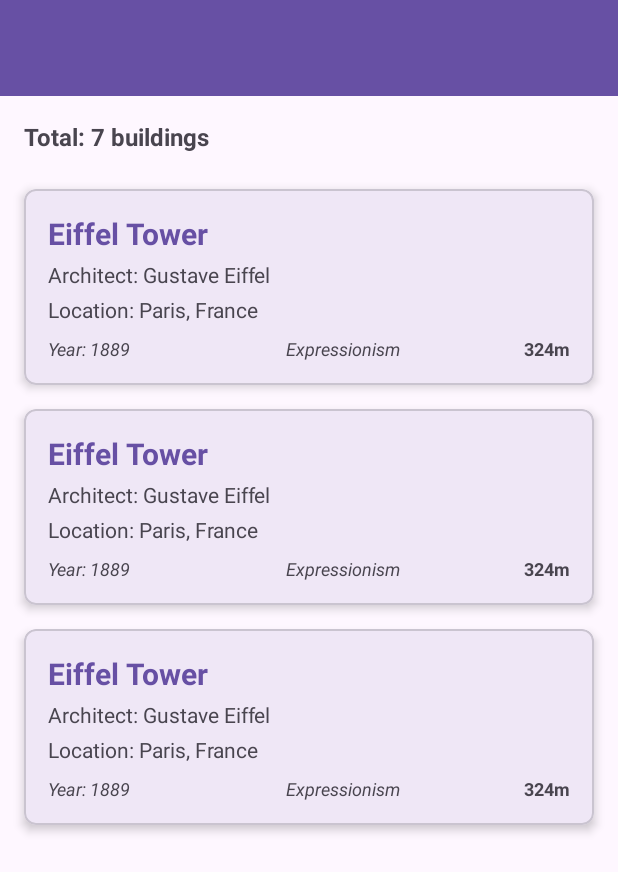
After one commit to duc2292003-ops/8066819Assignment2, an Android app: the layout activity_dashboard.xml on its own in the app's theme, with its tools: preview values and no code run, on a phone screen of 412 x 824 dp. The commit adds this screen. Shown: the top 872 px of the screen. Run offline under Robolectric (Android 15) with nearby library versions, the phone set to English and light mode, and no system bars.

Commit message:
feat: build dashboard feature

```diff
--- a/app/build.gradle.kts
+++ b/app/build.gradle.kts
@@ -27,6 +27,9 @@ android {
                 "proguard-rules.pro"
             )
         }
+    }
+    buildFeatures {
+        viewBinding = true
     }
     compileOptions {
         sourceCompatibility = JavaVersion.VERSION_11
--- /dev/null
+++ b/app/src/main/res/layout/activity_dashboard.xml
@@ -0,0 +1,63 @@
+<?xml version="1.0" encoding="utf-8"?>
+<androidx.constraintlayout.widget.ConstraintLayout
+    xmlns:android="http://schemas.android.com/apk/res/android"
+    xmlns:app="http://schemas.android.com/apk/res-auto"
+    xmlns:tools="http://schemas.android.com/tools"
+    android:layout_width="match_parent"
+    android:layout_height="match_parent"
+    tools:context=".view.DashboardActivity">
+
+    <com.google.android.material.appbar.MaterialToolbar
+        android:id="@+id/toolbar"
+        android:layout_width="match_parent"
+        android:layout_height="wrap_content"
+        android:background="?attr/colorPrimary"
+        android:elevation="4dp"
+        app:titleTextColor="@android:color/white"
+        app:layout_constraintTop_toTopOf="parent" />
+
+    <TextView
+        android:id="@+id/tvEntityTotal"
+        android:layout_width="wrap_content"
+        android:layout_height="wrap_content"
+        android:layout_margin="16dp"
+        android:textSize="16sp"
+        android:textStyle="bold"
+        tools:text="Total: 7 buildings"
+        app:layout_constraintTop_toBottomOf="@id/toolbar"
+        app:layout_constraintStart_toStartOf="parent" />
+
+    <ProgressBar
+        android:id="@+id/progressBar"
+        android:layout_width="wrap_content"
+        android:layout_height="wrap_content"
+        android:visibility="gone"
+        app:layout_constraintTop_toBottomOf="@id/tvEntityTotal"
+        app:layout_constraintBottom_toBottomOf="parent"
+        app:layout_constraintStart_toStartOf="parent"
+        app:layout_constraintEnd_toEndOf="parent" />
+
+    <androidx.recyclerview.widget.RecyclerView
+        android:id="@+id/rvEntities"
+        android:layout_width="match_parent"
+        android:layout_height="0dp"
+        android:layout_marginTop="8dp"
+        android:clipToPadding="false"
+        android:padding="8dp"
+        app:layoutManager="androidx.recyclerview.widget.LinearLayoutManager"
+        app:layout_constraintTop_toBottomOf="@id/tvEntityTotal"
+        app:layout_constraintBottom_toBottomOf="parent"
+        tools:listitem="@layout/item_entity" />
+
+    <TextView
+        android:id="@+id/tvError"
+        android:layout_width="wrap_content"
+        android:layout_height="wrap_content"
+        android:textColor="@android:color/holo_red_dark"
+        android:visibility="gone"
+        app:layout_constraintTop_toTopOf="parent"
+        app:layout_constraintBottom_toBottomOf="parent"
+        app:layout_constraintStart_toStartOf="parent"
+        app:layout_constraintEnd_toEndOf="parent" />
+
+</androidx.constraintlayout.widget.ConstraintLayout>
--- /dev/null
+++ b/app/src/main/res/layout/item_entity.xml
@@ -0,0 +1,79 @@
+<?xml version="1.0" encoding="utf-8"?>
+<com.google.android.material.card.MaterialCardView
+    xmlns:android="http://schemas.android.com/apk/res/android"
+    xmlns:app="http://schemas.android.com/apk/res-auto"
+    xmlns:tools="http://schemas.android.com/tools"
+    android:layout_width="match_parent"
+    android:layout_height="wrap_content"
+    android:layout_margin="8dp"
+    app:cardElevation="4dp"
+    app:cardCornerRadius="8dp">
+
+    <LinearLayout
+        android:layout_width="match_parent"
+        android:layout_height="wrap_content"
+        android:orientation="vertical"
+        android:padding="16dp">
+
+        <TextView
+            android:id="@+id/tvName"
+            android:layout_width="wrap_content"
+            android:layout_height="wrap_content"
+            android:textSize="20sp"
+            android:textStyle="bold"
+            android:textColor="?attr/colorPrimary"
+            tools:text="Eiffel Tower" />
+
+        <TextView
+            android:id="@+id/tvArchitect"
+            android:layout_width="wrap_content"
+            android:layout_height="wrap_content"
+            android:layout_marginTop="4dp"
+            android:textSize="14sp"
+            tools:text="Architect: Gustave Eiffel" />
+
+        <TextView
+            android:id="@+id/tvLocation"
+            android:layout_width="wrap_content"
+            android:layout_height="wrap_content"
+            android:layout_marginTop="4dp"
+            android:textSize="14sp"
+            tools:text="Location: Paris, France" />
+
+        <LinearLayout
+            android:layout_width="match_parent"
+            android:layout_height="wrap_content"
+            android:layout_marginTop="8dp"
+            android:orientation="horizontal">
+
+            <TextView
+                android:id="@+id/tvYear"
+                android:layout_width="0dp"
+                android:layout_height="wrap_content"
+                android:layout_weight="1"
+                android:textSize="12sp"
+                android:textStyle="italic"
+                tools:text="Year: 1889" />
+
+            <TextView
+                android:id="@+id/tvStyle"
+                android:layout_width="0dp"
+                android:layout_height="wrap_content"
+                android:layout_weight="1"
+                android:textSize="12sp"
+                android:textStyle="italic"
+                tools:text="Expressionism" />
+
+            <TextView
+                android:id="@+id/tvHeight"
+                android:layout_width="wrap_content"
+                android:layout_height="wrap_content"
+                android:textSize="12sp"
+                android:textStyle="bold"
+                tools:text="324m" />
+
+        </LinearLayout>
+
+    </LinearLayout>
+
+</com.google.android.material.card.MaterialCardView>
```
Also changed, not shown: app/src/main/AndroidManifest.xml (+6 -1 lines), app/src/main/java/com/example/s8066819assignment2/DashboardActivity.kt (deleted, +0 -11 lines), app/src/main/java/com/example/s8066819assignment2/LoginActivity.kt (+41 -23 lines), app/src/main/java/com/example/s8066819assignment2/adapter/EntityAdapter.kt (added, +62 -0 lines), app/src/main/java/com/example/s8066819assignment2/model/Entity.kt (+6 -2 lines), app/src/main/java/com/example/s8066819assignment2/model/LoginResult.kt (added, +7 -0 lines), app/src/main/java/com/example/s8066819assignment2/view/DashboardActivity.kt (added, +78 -0 lines), app/src/main/java/com/example/s8066819assignment2/view/DetailsActivity.kt (added, +56 -0 lines), app/src/main/java/com/example/s8066819assignment2/viewmodel/DashboardViewModel.kt (+10 -3 lines), app/src/main/java/com/example/s8066819assignment2/viewmodel/LoginViewModel.kt (+6 -3 lines), app/src/main/res/drawable/ic_back.xml (added, +10 -0 lines), app/src/main/res/layout/activity_details.xml (added, +196 -0 lines).
